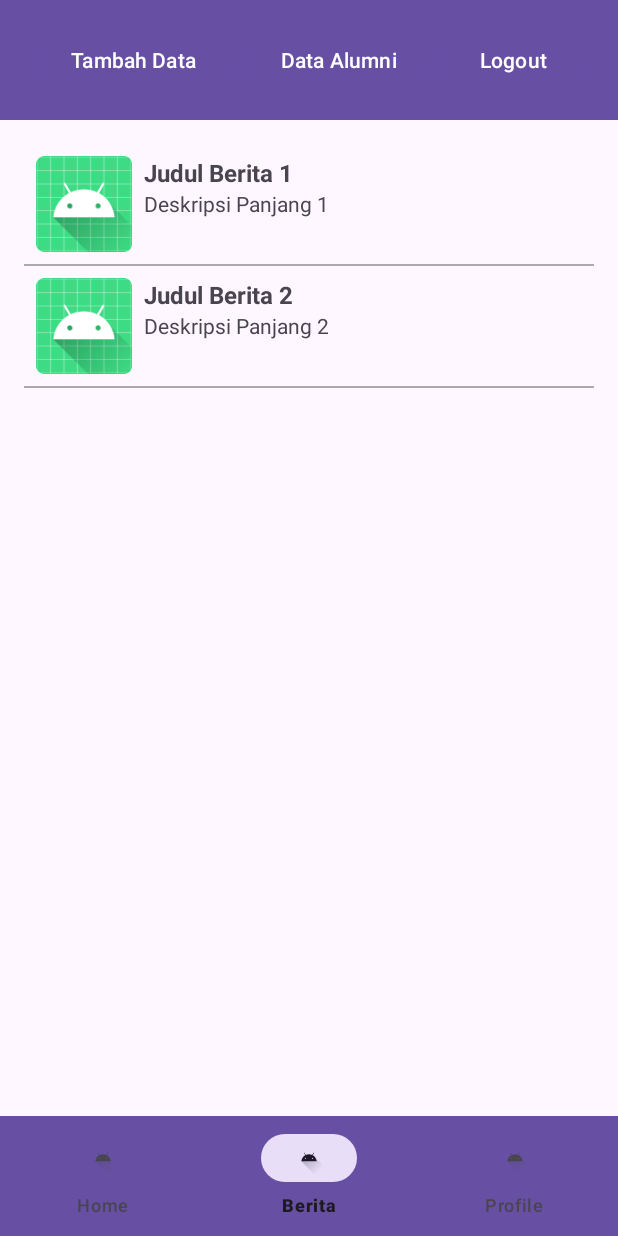
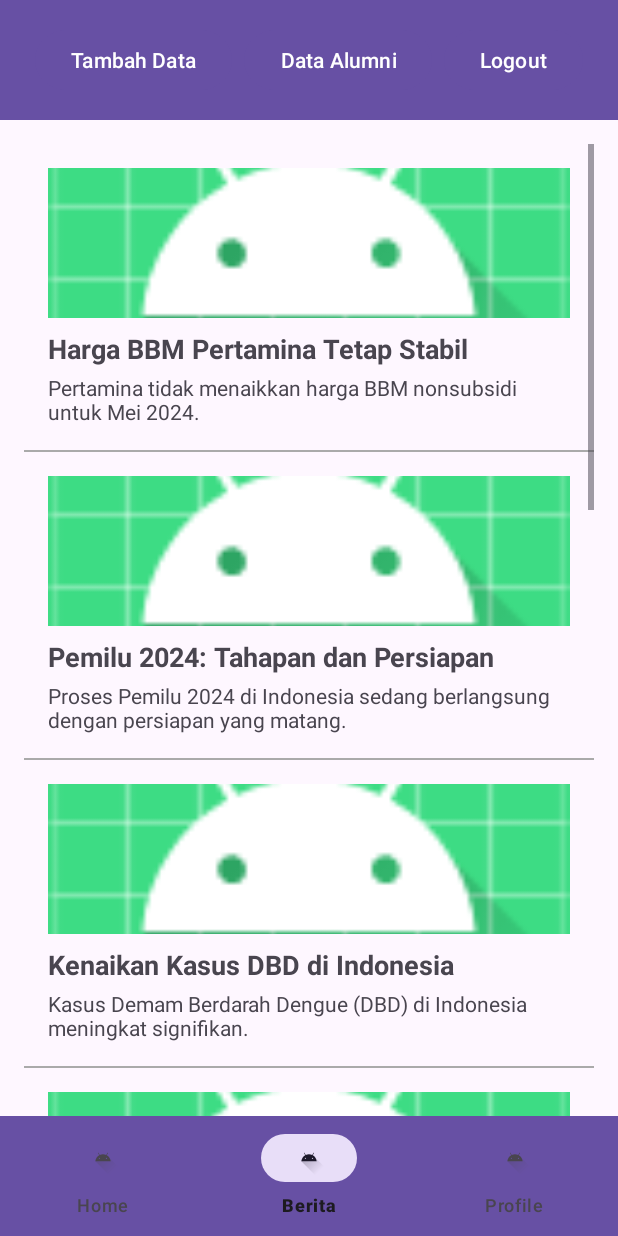
Before and after one commit to RioBithub/AlumniDevsApp, an Android app: the dashboard screen opened directly, with no data from a screen before it, item 2 of the bottom bar chosen, on a phone screen of 412 x 824 dp. Run offline under Robolectric (Android 15) with nearby library versions, the phone set to English and light mode, and no system bars.

Commit message:
Berita Change

```diff
--- a/app/src/main/java/com/devalvv/alumnidevsapp/Berita.kt
+++ b/app/src/main/java/com/devalvv/alumnidevsapp/Berita.kt
@@ -2,6 +2,7 @@ package com.devalvv.alumnidevsapp
 
 data class Berita(
     val judul: String,
-    val deskripsi: String,
+    val deskripsiSingkat: String,
+    val deskripsiPanjang: String,
     val imageResId: Int
 )
--- a/app/src/main/java/com/devalvv/alumnidevsapp/BeritaAdapter.kt
+++ b/app/src/main/java/com/devalvv/alumnidevsapp/BeritaAdapter.kt
@@ -9,20 +9,18 @@ import android.widget.TextView
 import androidx.core.content.ContextCompat
 import android.widget.ArrayAdapter
 
-class BeritaAdapter(context: Context, private val beritaList: List<Berita>) :
-    ArrayAdapter<Berita>(context, 0, beritaList) {
-
+class BeritaAdapter(context: Context, private val beritaList: List<Berita>) : ArrayAdapter<Berita>(context, 0, beritaList) {
     override fun getView(position: Int, convertView: View?, parent: ViewGroup): View {
         val view = convertView ?: LayoutInflater.from(context).inflate(R.layout.item_berita, parent, false)
-        val berita = beritaList[position]
+        val berita = getItem(position)
 
-        val judulTextView = view.findViewById<TextView>(R.id.judulBerita)
-        val deskripsiTextView = view.findViewById<TextView>(R.id.deskripsiPendek)
-        val imageView = view.findViewById<ImageView>(R.id.imageBerita)
+        val textViewJudul = view.findViewById<TextView>(R.id.textViewJudul)
+        val textViewDeskripsiSingkat = view.findViewById<TextView>(R.id.textViewDeskripsiSingkat)
+        val imageViewBerita = view.findViewById<ImageView>(R.id.imageViewBerita)
 
-        judulTextView.text = berita.judul
-        deskripsiTextView.text = berita.deskripsi
-        imageView.setImageDrawable(ContextCompat.getDrawable(context, berita.imageResId))
+        textViewJudul.text = berita?.judul
+        textViewDeskripsiSingkat.text = berita?.deskripsiSingkat
+        berita?.imageResId?.let { imageViewBerita.setImageResource(it) }
 
         return view
     }
--- a/app/src/main/java/com/devalvv/alumnidevsapp/DetailBeritaActivity.kt
+++ b/app/src/main/java/com/devalvv/alumnidevsapp/DetailBeritaActivity.kt
@@ -17,12 +17,12 @@ class DetailBeritaActivity : AppCompatActivity() {
 
         // Ambil data dari Intent
         val judul = intent.getStringExtra("judul")
-        val deskripsi = intent.getStringExtra("deskripsi")
+        val deskripsiPanjang = intent.getStringExtra("deskripsiPanjang")
         val imageResId = intent.getIntExtra("imageResId", R.mipmap.ic_launcher)
 
         // Set data ke view
         textViewJudul.text = judul
-        textViewDeskripsi.text = deskripsi
+        textViewDeskripsi.text = deskripsiPanjang
         imageViewBerita.setImageResource(imageResId)
     }
 }
--- a/app/src/main/java/com/devalvv/alumnidevsapp/dashboard.kt
+++ b/app/src/main/java/com/devalvv/alumnidevsapp/dashboard.kt
@@ -99,11 +99,71 @@ class dashboard : AppCompatActivity() {
             listView = view.findViewById(R.id.listViewBerita)
 
             // Data dummy untuk berita
-            beritaList = listOf(
-                Berita("Judul Berita 1", "Deskripsi Panjang 1", R.mipmap.ic_launcher),
-                Berita("Judul Berita 2", "Deskripsi Panjang 2", R.mipmap.ic_launcher),
-                // Tambahkan data lainnya
+            val beritaList = listOf(
+                Berita(
+                    "Harga BBM Pertamina Tetap Stabil",
+                    "Pertamina tidak menaikkan harga BBM nonsubsidi untuk Mei 2024.",
+                    "PT Pertamina Patra Niaga mengumumkan bahwa harga BBM nonsubsidi seperti Pertamax dan Dex Series tidak mengalami perubahan harga per 1 Mei 2024. Harga Pertamax tetap Rp 12.950 per liter. Keputusan ini bertujuan menjaga stabilitas harga di tengah situasi ekonomi yang menantang, dan ini merupakan bagian dari upaya pemerintah untuk menjaga daya beli masyarakat. Menteri BUMN Erick Thohir menyatakan bahwa langkah ini adalah peran BUMN untuk masyarakat.",
+                    R.mipmap.ic_launcher
+                ),
+                Berita(
+                    "Pemilu 2024: Tahapan dan Persiapan",
+                    "Proses Pemilu 2024 di Indonesia sedang berlangsung dengan persiapan yang matang.",
+                    "Pemilu 2024 di Indonesia memasuki tahap krusial dengan berbagai persiapan dilakukan oleh KPU dan partai politik. Isu-isu seperti keamanan, logistik, dan transparansi menjadi fokus utama untuk memastikan Pemilu berjalan lancar dan adil. Berbagai debat dan kampanye terus berlangsung, menarik perhatian publik.",
+                    R.mipmap.ic_launcher
+                ),
+                Berita(
+                    "Kenaikan Kasus DBD di Indonesia",
+                    "Kasus Demam Berdarah Dengue (DBD) di Indonesia meningkat signifikan.",
+                    "Kementerian Kesehatan melaporkan lonjakan kasus DBD di beberapa wilayah Indonesia. Penyebab utama peningkatan ini adalah perubahan cuaca dan lingkungan yang mendukung perkembangan nyamuk Aedes aegypti. Pemerintah mengimbau masyarakat untuk melakukan langkah-langkah pencegahan seperti 3M (Menguras, Menutup, dan Mendaur ulang).",
+                    R.mipmap.ic_launcher
+                ),
+                Berita(
+                    "Debat Capres dan Cawapres Semakin Panas",
+                    "Debat calon presiden dan wakil presiden semakin memanas menjelang Pemilu 2024.",
+                    "Debat calon presiden dan wakil presiden untuk Pemilu 2024 semakin intens dengan berbagai isu yang diperdebatkan, termasuk ekonomi, keamanan, dan kesejahteraan sosial. Para kandidat berusaha menarik perhatian pemilih dengan memaparkan visi dan misi mereka secara detail.",
+                    R.mipmap.ic_launcher
+                ),
+                Berita(
+                    "Progres Pembangunan IKN Nusantara",
+                    "Pembangunan Ibu Kota Nusantara di Kalimantan Timur terus berlanjut.",
+                    "Proyek pembangunan Ibu Kota Nusantara (IKN) di Kalimantan Timur menunjukkan progres signifikan. Presiden Jokowi direncanakan mulai bekerja di IKN pada Juli 2024. Pembangunan ini meliputi infrastruktur dasar dan sistem pertahanan cerdas untuk mendukung operasional kota baru tersebut.",
+                    R.mipmap.ic_launcher
+                ),
+                Berita(
+                    "Kenaikan Harga Pangan di Pasar Tradisional",
+                    "Harga pangan di pasar tradisional mengalami kenaikan.",
+                    "Sejumlah pasar tradisional di Indonesia melaporkan kenaikan harga bahan pangan seperti beras, sayur-mayur, dan daging. Penyebab utama kenaikan ini adalah gangguan distribusi dan perubahan cuaca yang mempengaruhi produksi pangan. Pemerintah sedang mencari solusi untuk menstabilkan harga.",
+                    R.mipmap.ic_launcher
+                ),
+                Berita(
+                    "Pencapaian Timnas Indonesia di Kompetisi Internasional",
+                    "Timnas Indonesia meraih kemenangan penting di kompetisi internasional.",
+                    "Tim Nasional Sepak Bola Indonesia berhasil meraih kemenangan dalam pertandingan penting melawan Timnas Irak di kompetisi internasional. Kemenangan ini meningkatkan semangat tim dan dukungan dari para penggemar sepak bola di tanah air.",
+                    R.mipmap.ic_launcher
+                ),
+                Berita(
+                    "Peluncuran Film Baru di Bioskop Indonesia",
+                    "Beberapa film baru tayang di bioskop Indonesia pada Mei 2024.",
+                    "Mei 2024 menghadirkan berbagai film baru yang tayang di bioskop Indonesia, termasuk film lokal dan internasional. Film-film tersebut mencakup berbagai genre seperti horor, aksi, drama, dan komedi, menawarkan pilihan hiburan yang beragam bagi penonton.",
+                    R.mipmap.ic_launcher
+                ),
+                Berita(
+                    "Isu Lingkungan dan Perubahan Iklim",
+                    "Perubahan iklim menjadi perhatian utama di Indonesia.",
+                    "Perubahan iklim terus menjadi isu penting di Indonesia, dengan dampaknya yang semakin nyata seperti peningkatan suhu ekstrem dan gangguan cuaca. Pemerintah dan berbagai organisasi lingkungan hidup terus berupaya mengedukasi masyarakat dan mengimplementasikan kebijakan untuk mitigasi dan adaptasi perubahan iklim.",
+                    R.mipmap.ic_launcher
+                ),
+                Berita(
+                    "Perkembangan Teknologi di Sektor Pertanian",
+                    "Inovasi teknologi mulai diterapkan di sektor pertanian Indonesia.",
+                    "Sektor pertanian Indonesia mulai mengadopsi teknologi canggih seperti drone dan IoT untuk meningkatkan efisiensi dan produktivitas. Langkah ini diharapkan dapat membantu petani dalam mengatasi tantangan seperti perubahan iklim dan kekurangan tenaga kerja, serta meningkatkan hasil panen.",
+                    R.mipmap.ic_launcher
+                )
             )
+
+
+
 
             val adapter = BeritaAdapter(requireContext(), beritaList)
             listView.adapter = adapter
@@ -111,7 +171,7 @@ class dashboard : AppCompatActivity() {
             listView.onItemClickListener = AdapterView.OnItemClickListener { parent, view, position, id ->
                 val intent = Intent(activity, DetailBeritaActivity::class.java)
                 intent.putExtra("judul", beritaList[position].judul)
-                intent.putExtra("deskripsi", beritaList[position].deskripsi)
+                intent.putExtra("deskripsiPanjang", beritaList[position].deskripsiPanjang)
                 intent.putExtra("imageResId", beritaList[position].imageResId)
                 startActivity(intent)
             }
--- a/app/src/main/res/layout/item_berita.xml
+++ b/app/src/main/res/layout/item_berita.xml
@@ -1,35 +1,29 @@
-<?xml version="1.0" encoding="utf-8"?>
 <LinearLayout xmlns:android="http://schemas.android.com/apk/res/android"
     android:layout_width="match_parent"
     android:layout_height="wrap_content"
-    android:orientation="horizontal"
-    android:padding="8dp">
+    android:orientation="vertical"
+    android:padding="16dp">
 
     <ImageView
-        android:id="@+id/imageBerita"
-        android:layout_width="64dp"
-        android:layout_height="64dp"
-        android:layout_marginEnd="8dp"
-        android:scaleType="centerCrop" />
-
-    <LinearLayout
-        android:layout_width="0dp"
-        android:layout_height="wrap_content"
-        android:layout_weight="1"
-        android:orientation="vertical">
+        android:id="@+id/imageViewBerita"
+        android:layout_width="match_parent"
+        android:layout_height="100dp"
+        android:scaleType="centerCrop"
+        android:src="@mipmap/ic_launcher" />
 
     <TextView
-            android:id="@+id/judulBerita"
+        android:id="@+id/textViewJudul"
         android:layout_width="match_parent"
         android:layout_height="wrap_content"
+        android:text="Judul"
+        android:textSize="18sp"
         android:textStyle="bold"
-            android:textSize="16sp"
-            android:text="Judul Berita" />
+        android:layout_marginTop="8dp" />
 
     <TextView
-            android:id="@+id/deskripsiPendek"
+        android:id="@+id/textViewDeskripsiSingkat"
         android:layout_width="match_parent"
         android:layout_height="wrap_content"
-            android:text="Deskripsi Pendek" />
+        android:text="Deskripsi Singkat"
+        android:layout_marginTop="4dp" />
 </LinearLayout>
-</LinearLayout>
```
Lines whose indentation alone changed are shown as unchanged.
